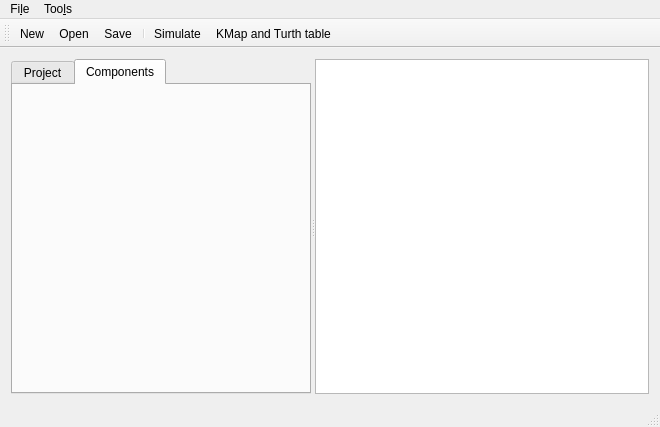
Qt form src/mainwindow.ui (Sefrwahed/LogicSim) before a commit.
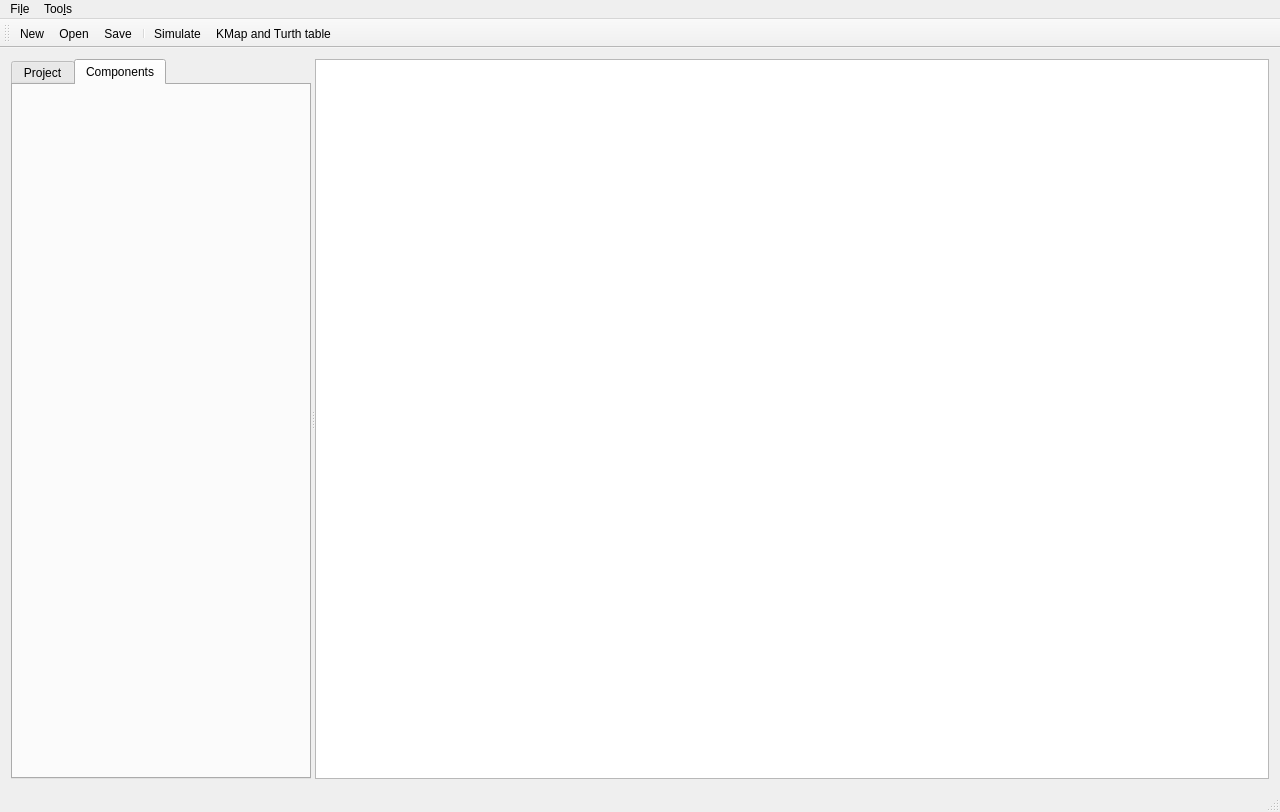
The same form after that commit. The open tabs and pages were chosen to show the change. Icons and pictures are not drawn.

What changed in the file:
```diff
--- a/src/mainwindow.ui
+++ b/src/mainwindow.ui
@@ -6,8 +6,8 @@
    <rect>
     <x>0</x>
     <y>0</y>
-    <width>660</width>
-    <height>427</height>
+    <width>1280</width>
+    <height>812</height>
    </rect>
   </property>
   <property name="windowTitle">
@@ -15,7 +15,7 @@
   </property>
   <widget class="QWidget" name="centralWidget">
    <layout class="QGridLayout" name="gridLayout">
-    <item row="0" column="0">
+    <item row="0" column="1">
      <widget class="QSplitter" name="splitter">
       <property name="orientation">
        <enum>Qt::Horizontal</enum>
@@ -44,9 +44,86 @@
         <attribute name="title">
          <string>Components</string>
         </attribute>
-        <layout class="QGridLayout" name="gridLayout_4">
+        <layout class="QGridLayout" name="gridLayout_3">
+         <item row="3" column="0">
+          <widget class="QLabel" name="label_xor">
+           <property name="text">
+            <string/>
+           </property>
+           <property name="scaledContents">
+            <bool>false</bool>
+           </property>
+          </widget>
+         </item>
          <item row="0" column="0">
-          <layout class="QGridLayout" name="gridLayout_3"/>
+          <widget class="QLabel" name="label_and">
+           <property name="text">
+            <string/>
+           </property>
+           <property name="scaledContents">
+            <bool>false</bool>
+           </property>
+          </widget>
+         </item>
+         <item row="1" column="1">
+          <widget class="QLabel" name="label_nor">
+           <property name="text">
+            <string/>
+           </property>
+           <property name="scaledContents">
+            <bool>false</bool>
+           </property>
+          </widget>
+         </item>
+         <item row="0" column="1">
+          <widget class="QLabel" name="label_nand">
+           <property name="text">
+            <string/>
+           </property>
+           <property name="scaledContents">
+            <bool>false</bool>
+           </property>
+          </widget>
+         </item>
+         <item row="1" column="0">
+          <widget class="QLabel" name="label_or">
+           <property name="text">
+            <string/>
+           </property>
+           <property name="scaledContents">
+            <bool>false</bool>
+           </property>
+          </widget>
+         </item>
+         <item row="3" column="1">
+          <widget class="QLabel" name="label_xnor">
+           <property name="text">
+            <string/>
+           </property>
+           <property name="scaledContents">
+            <bool>false</bool>
+           </property>
+          </widget>
+         </item>
+         <item row="4" column="1">
+          <widget class="QLabel" name="label_9">
+           <property name="text">
+            <string/>
+           </property>
+           <property name="scaledContents">
+            <bool>false</bool>
+           </property>
+          </widget>
+         </item>
+         <item row="4" column="0">
+          <widget class="QLabel" name="label_not">
+           <property name="text">
+            <string/>
+           </property>
+           <property name="scaledContents">
+            <bool>false</bool>
+           </property>
+          </widget>
          </item>
         </layout>
        </widget>
@@ -61,8 +138,8 @@
     <rect>
      <x>0</x>
      <y>0</y>
-     <width>660</width>
-     <height>28</height>
+     <width>1280</width>
+     <height>26</height>
     </rect>
    </property>
    <widget class="QMenu" name="menuFile">
```
Left out of the diff: 7 changed lines with no effect on the pictures.
